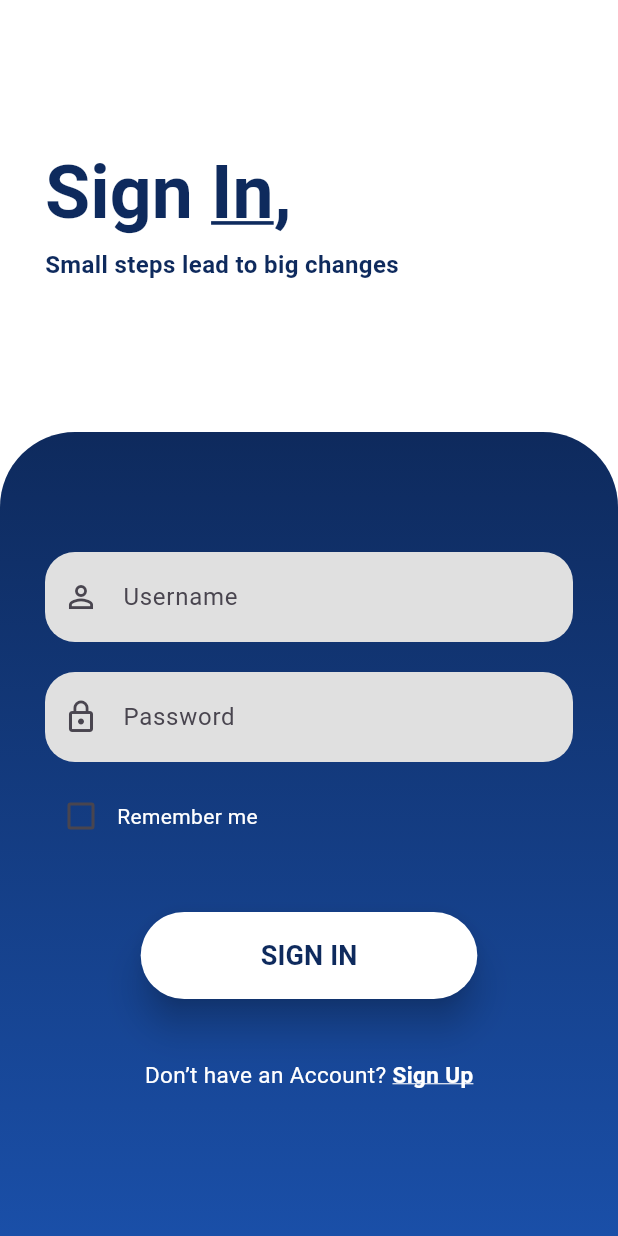
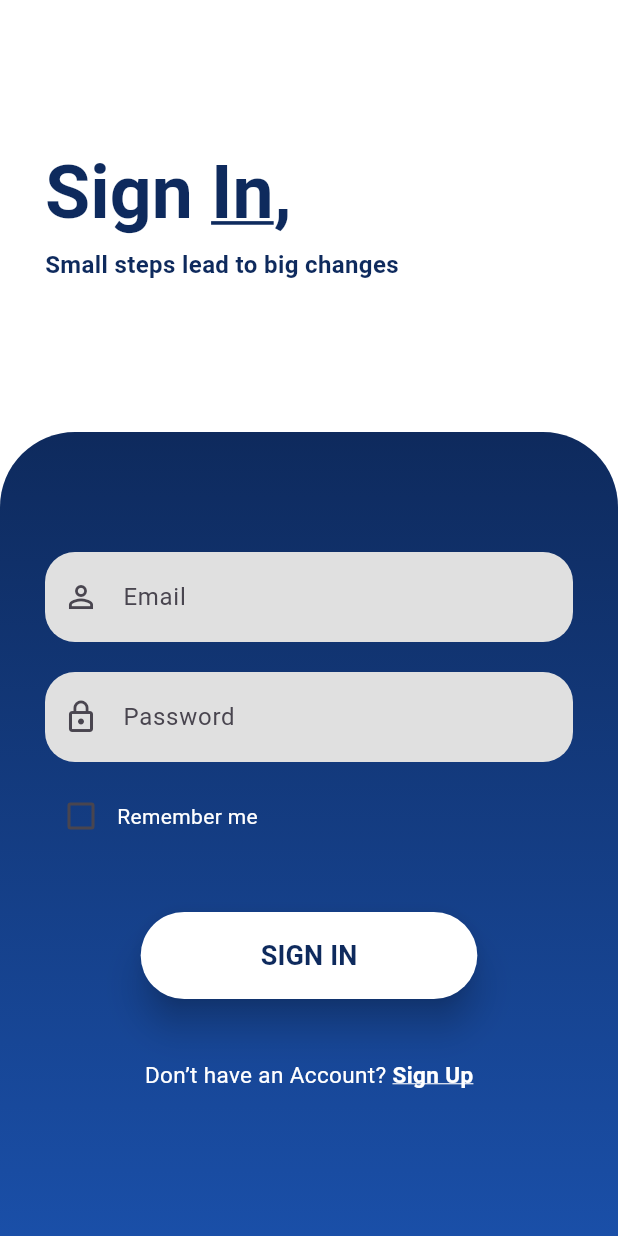
Before and after one commit to minthwaykhant711/room-project-repo, a Flutter app: the SignInPage screen opened directly, on a phone screen of 412 x 824 dp. Run offline on Flutter 3.47's test engine with Material 3 defaults, Android fonts, the phone set to English and light mode, and no system bars.

Commit message:
usename_changes

```diff
--- a/lib/main.dart
+++ b/lib/main.dart
@@ -7,5 +7,5 @@ import 'package:flutter_application_1/student_browsing.dart';
 
 
 void main() {
-  runApp(const MaterialApp(home: StudentBrowsing()));
+  runApp(const MaterialApp(home: WelcomePage()));
 }
--- a/lib/pages/signin_page.dart
+++ b/lib/pages/signin_page.dart
@@ -24,16 +24,16 @@ class _SignInPageState extends State<SignInPage> {
   }
 
   void _attemptSignIn() {
-    final username = _user.text.trim();
+    final email = _user.text.trim();
     final password = _pass.text;
-    if (username == 'user' && password == '1234') {
+    if (email == 'user' && password == '1234') {
       Navigator.pushReplacement(
         context,
         MaterialPageRoute(builder: (_) => const StudentBrowsing()),
       );
       return;
     }
-    if (username == 'staff' && password == '1234') {
+    if (email == 'staff' && password == '1234') {
       Navigator.pushReplacement(
         context,
         MaterialPageRoute(builder: (_) => StaffDashboard()),
@@ -41,7 +41,7 @@ class _SignInPageState extends State<SignInPage> {
       return;
     }
 
-    if (username == 'lecturer' && password == '1234') {
+    if (email == 'lecturer' && password == '1234') {
       Navigator.pushReplacement(
         context,
         MaterialPageRoute(builder: (_) => LecturerDashboard()),
@@ -144,7 +144,7 @@ class _SignInPageState extends State<SignInPage> {
                           controller: _user,
                           decoration: InputDecoration(
                             prefixIcon: const Icon(Icons.person_outline),
-                            hintText: 'Username',
+                            hintText: 'Email',
                             filled: true,
                             fillColor: Colors.grey.shade300,
                             contentPadding: const EdgeInsets.symmetric(
```
